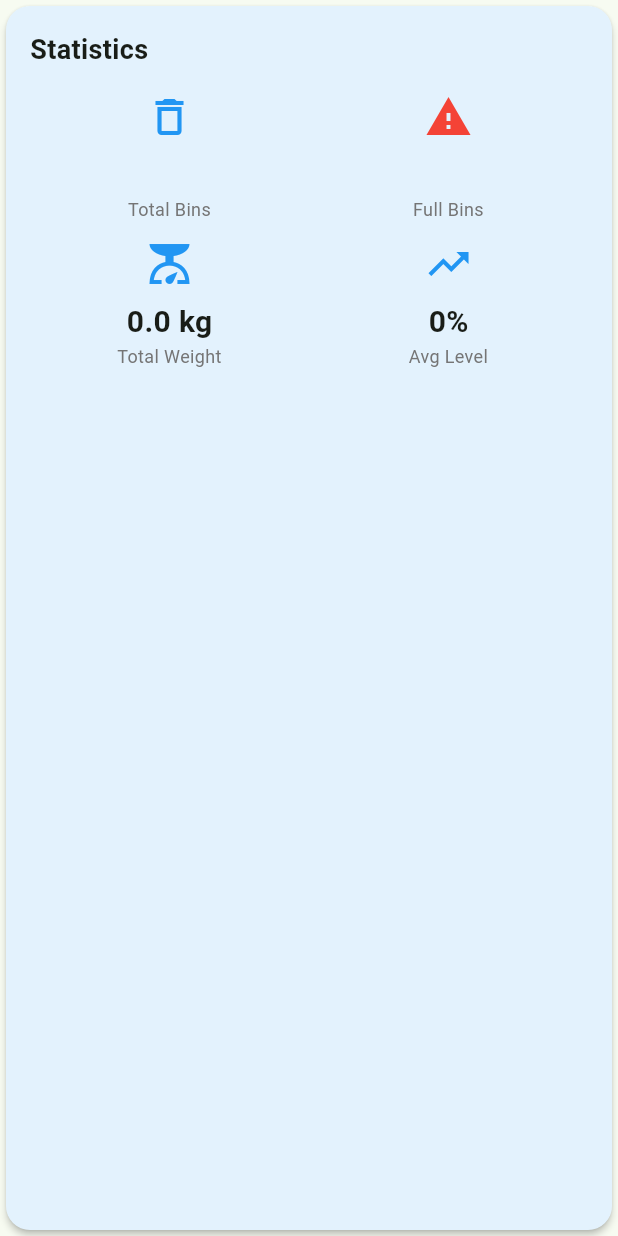
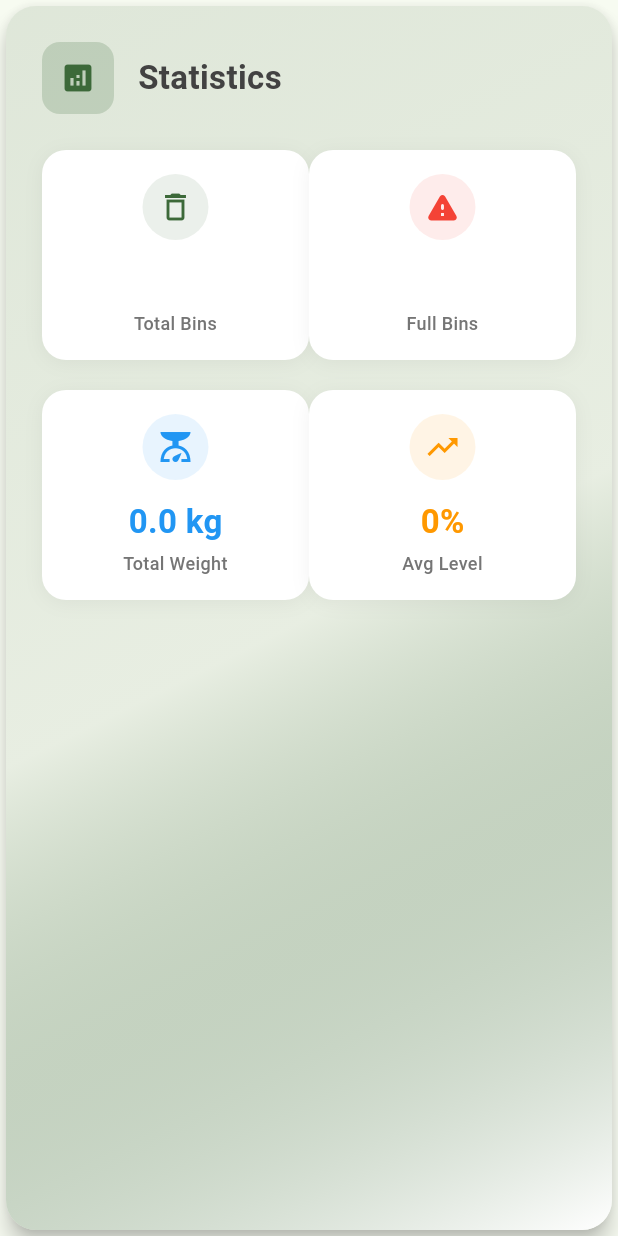
Before and after one commit to derekzyl/smart-waste-bin, a Flutter app: the StatisticsCard widget shown alone on an empty page, opened directly with empty values, on a phone screen of 412 x 824 dp. Run offline on Flutter 3.47's test engine with Material 3 defaults, Android fonts, the phone set to English and light mode, and no system bars; our stand-ins replace shared_preferences; accounts and stored records are empty; network calls fail.

Commit message:
fix: update database session handling and enhance StatisticsCard UI
- Refactored database session initialization in main.py to use SessionLocal for improved reliability.
- Redesigned StatisticsCard in Flutter to enhance UI with gradient backgrounds, updated icon styles, and improved layout for better user experience.
- Adjusted padding and spacing for a more polished appearance in the statistics display.

```diff
--- a/smart_bin_app/lib/widgets/statistics_card.dart
+++ b/smart_bin_app/lib/widgets/statistics_card.dart
@@ -7,21 +7,56 @@ class StatisticsCard extends StatelessWidget {
 
   @override
   Widget build(BuildContext context) {
+    final theme = Theme.of(context);
+
     return Card(
-      color: Colors.blue.shade50,
-      child: Padding(
-        padding: const EdgeInsets.all(16),
+      elevation: 6,
+      shape: RoundedRectangleBorder(
+        borderRadius: BorderRadius.circular(20),
+      ),
+      child: Container(
+        decoration: BoxDecoration(
+          borderRadius: BorderRadius.circular(20),
+          gradient: LinearGradient(
+            begin: Alignment.topLeft,
+            end: Alignment.bottomRight,
+            colors: [
+              theme.colorScheme.primary.withOpacity(0.1),
+              theme.colorScheme.primary.withOpacity(0.05),
+              Colors.white,
+            ],
+          ),
+        ),
+        padding: const EdgeInsets.all(24),
         child: Column(
           crossAxisAlignment: CrossAxisAlignment.start,
           children: [
-            const Text(
+            Row(
+              children: [
+                Container(
+                  padding: const EdgeInsets.all(12),
+                  decoration: BoxDecoration(
+                    color: theme.colorScheme.primary.withOpacity(0.2),
+                    borderRadius: BorderRadius.circular(12),
+                  ),
+                  child: Icon(
+                    Icons.analytics,
+                    color: theme.colorScheme.primary,
+                    size: 24,
+                  ),
+                ),
+                const SizedBox(width: 16),
+                Text(
                   'Statistics',
                   style: TextStyle(
-                fontSize: 18,
+                    fontSize: 22,
                     fontWeight: FontWeight.bold,
+                    color: Colors.grey.shade800,
                   ),
                 ),
-            const SizedBox(height: 16),
+              ],
+            ),
+            const SizedBox(height: 24),
             Row(
               children: [
                 Expanded(
@@ -29,11 +64,12 @@ class StatisticsCard extends StatelessWidget {
                     icon: Icons.delete_outline,
                     label: 'Total Bins',
                     value: stats['total_bins']?.toString() ?? '0',
+                    color: theme.colorScheme.primary,
                   ),
                 ),
                 Expanded(
                   child: _StatItem(
-                    icon: Icons.warning,
+                    icon: Icons.warning_rounded,
                     label: 'Full Bins',
                     value: stats['full_bins']?.toString() ?? '0',
                     color: Colors.red,
@@ -41,7 +77,7 @@ class StatisticsCard extends StatelessWidget {
                 ),
               ],
             ),
-            const SizedBox(height: 12),
+            const SizedBox(height: 20),
             Row(
               children: [
                 Expanded(
@@ -49,6 +85,7 @@ class StatisticsCard extends StatelessWidget {
                     icon: Icons.scale,
                     label: 'Total Weight',
                     value: '${(stats['total_weight'] ?? 0.0).toStringAsFixed(1)} kg',
+                    color: Colors.blue,
                   ),
                 ),
                 Expanded(
@@ -56,6 +93,7 @@ class StatisticsCard extends StatelessWidget {
                     icon: Icons.trending_up,
                     label: 'Avg Level',
                     value: '${(stats['average_level'] ?? 0.0).toStringAsFixed(0)}%',
+                    color: Colors.orange,
                   ),
                 ),
               ],
@@ -71,38 +109,61 @@ class _StatItem extends StatelessWidget {
   final IconData icon;
   final String label;
   final String value;
-  final Color? color;
+  final Color color;
 
   const _StatItem({
     required this.icon,
     required this.label,
     required this.value,
-    this.color,
+    required this.color,
   });
 
   @override
   Widget build(BuildContext context) {
-    return Column(
+    return Container(
+      padding: const EdgeInsets.all(16),
+      decoration: BoxDecoration(
+        color: Colors.white,
+        borderRadius: BorderRadius.circular(16),
+        boxShadow: [
+          BoxShadow(
+            color: Colors.black.withOpacity(0.05),
+            blurRadius: 10,
+            offset: const Offset(0, 2),
+          ),
+        ],
+      ),
+      child: Column(
         children: [
-        Icon(icon, color: color ?? Colors.blue, size: 32),
-        const SizedBox(height: 8),
+          Container(
+            padding: const EdgeInsets.all(10),
+            decoration: BoxDecoration(
+              color: color.withOpacity(0.1),
+              shape: BoxShape.circle,
+            ),
+            child: Icon(icon, color: color, size: 24),
+          ),
+          const SizedBox(height: 12),
           Text(
             value,
             style: TextStyle(
-            fontSize: 20,
+              fontSize: 22,
               fontWeight: FontWeight.bold,
               color: color,
             ),
           ),
+          const SizedBox(height: 4),
           Text(
             label,
             style: TextStyle(
               fontSize: 12,
               color: Colors.grey.shade600,
+              fontWeight: FontWeight.w500,
             ),
             textAlign: TextAlign.center,
           ),
         ],
+      ),
     );
   }
 }
```
Also changed, not shown: 1 other file. Lines whose indentation alone changed are shown as unchanged.
